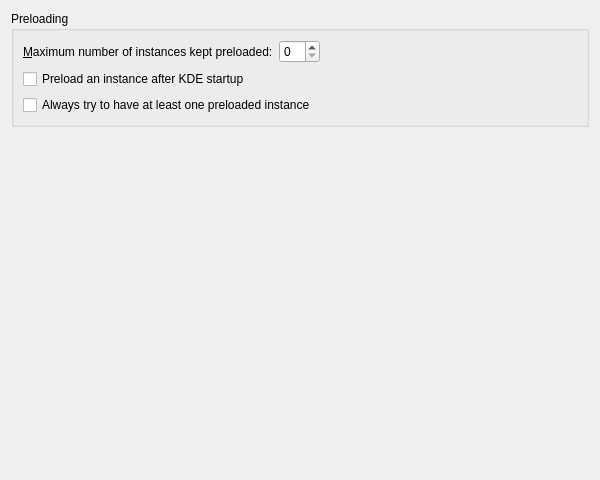
Old version of the form konqueror/settings/performance/konqueror_ui.ui in the repository KDE/konqueror.
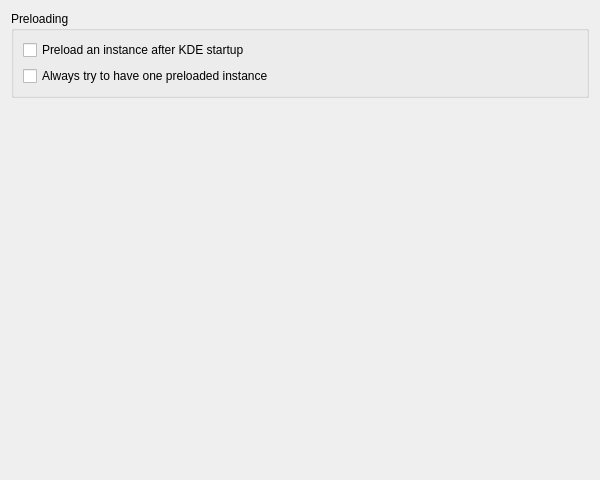
New version of the form.

Patch:
```diff
--- a/konqueror/settings/performance/konqueror_ui.ui
+++ b/konqueror/settings/performance/konqueror_ui.ui
@@ -17,54 +17,6 @@
       <string>Preloading</string>
      </property>
      <layout class="QVBoxLayout">
-      <item>
-       <layout class="QHBoxLayout">
-        <property name="leftMargin">
-         <number>0</number>
-        </property>
-        <property name="topMargin">
-         <number>0</number>
-        </property>
-        <property name="rightMargin">
-         <number>0</number>
-        </property>
-        <property name="bottomMargin">
-         <number>0</number>
-        </property>
-        <item>
-         <widget class="QLabel" name="lb_preload_count">
-          <property name="text">
-           <string>&amp;Maximum number of instances kept preloaded:</string>
-          </property>
-          <property name="wordWrap">
-           <bool>false</bool>
-          </property>
-          <property name="buddy">
-           <cstring>sb_preload_count</cstring>
-          </property>
-         </widget>
-        </item>
-        <item>
-         <widget class="QSpinBox" name="sb_preload_count"/>
-        </item>
-        <item>
-         <spacer name="spacer2">
-          <property name="orientation">
-           <enum>Qt::Horizontal</enum>
-          </property>
-          <property name="sizeType">
-           <enum>QSizePolicy::Expanding</enum>
-          </property>
-          <property name="sizeHint" stdset="0">
-           <size>
-            <width>40</width>
-            <height>20</height>
-           </size>
-          </property>
-         </spacer>
-        </item>
-       </layout>
-      </item>
       <item>
        <widget class="QCheckBox" name="cb_preload_on_startup">
         <property name="text">
@@ -75,7 +27,7 @@
       <item>
        <widget class="QCheckBox" name="cb_always_have_preloaded">
         <property name="text">
-         <string>Always try to have at least one preloaded instance</string>
+         <string>Always try to have one preloaded instance</string>
         </property>
        </widget>
       </item>
```
